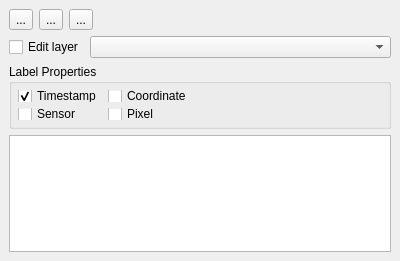
Old version of the form timeseriesviewer/ui/labelingdock.ui in the repository jakimowb/eo-time-series-viewer.
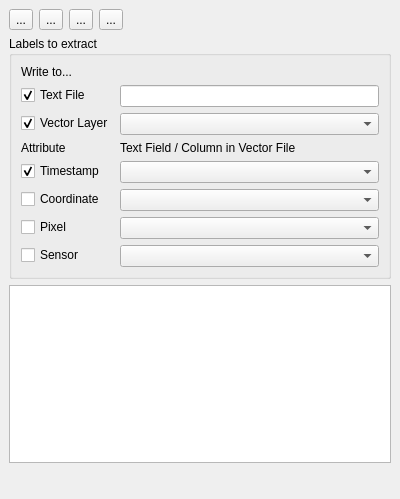
New version of the form. Icons and pictures are not drawn. Custom widgets are drawn as their Qt base class.

Commit message: moved TimeSeriesViewerUI to main.py refactoring

What changed in the file:
```diff
--- a/timeseriesviewer/ui/labelingdock.ui
+++ b/timeseriesviewer/ui/labelingdock.ui
@@ -7,7 +7,7 @@
     <x>0</x>
     <y>0</y>
     <width>400</width>
-    <height>261</height>
+    <height>499</height>
    </rect>
   </property>
   <property name="windowTitle">
@@ -33,6 +33,13 @@
         </property>
        </widget>
       </item>
+      <item>
+       <widget class="QToolButton" name="toolButton">
+        <property name="text">
+         <string>...</string>
+        </property>
+       </widget>
+      </item>
       <item>
        <widget class="QToolButton" name="btnCopyLabelList">
         <property name="enabled">
@@ -77,37 +84,7 @@
      </layout>
     </item>
     <item>
-     <layout class="QHBoxLayout" name="horizontalLayout">
-      <property name="spacing">
-       <number>6</number>
-      </property>
-      <property name="topMargin">
-       <number>0</number>
-      </property>
-      <item>
-       <widget class="QCheckBox" name="checkBox">
-        <property name="text">
-         <string>Edit layer</string>
-        </property>
-       </widget>
-      </item>
-      <item>
-       <widget class="QgsMapLayerComboBox" name="mMapLayerComboBox">
-        <property name="sizePolicy">
-         <sizepolicy hsizetype="Preferred" vsizetype="Fixed">
-          <horstretch>1</horstretch>
-          <verstretch>0</verstretch>
-         </sizepolicy>
-        </property>
-       </widget>
-      </item>
-     </layout>
-    </item>
-    <item>
-     <widget class="QGroupBox" name="groupBoxLabelProperties">
-      <property name="enabled">
-       <bool>true</bool>
-      </property>
+     <widget class="QgsCollapsibleGroupBox" name="mGroupBox">
       <property name="sizePolicy">
        <sizepolicy hsizetype="Preferred" vsizetype="Preferred">
         <horstretch>0</horstretch>
@@ -117,20 +94,41 @@
       <property name="minimumSize">
        <size>
         <width>0</width>
-        <height>65</height>
+        <height>0</height>
        </size>
       </property>
       <property name="title">
-       <string>Label Properties</string>
+       <string>Labels to extract</string>
       </property>
-      <property name="checkable">
-       <bool>false</bool>
-      </property>
-      <layout class="QGridLayout" name="gridLayout_2">
-       <property name="margin">
-        <number>6</number>
+      <layout class="QFormLayout" name="formLayout">
+       <property name="fieldGrowthPolicy">
+        <enum>QFormLayout::AllNonFixedFieldsGrow</enum>
        </property>
-       <item row="0" column="0">
+       <item row="2" column="1">
+        <widget class="QgsMapLayerComboBox" name="mMapLayerComboBox">
+         <property name="sizePolicy">
+          <sizepolicy hsizetype="Preferred" vsizetype="Fixed">
+           <horstretch>1</horstretch>
+           <verstretch>0</verstretch>
+          </sizepolicy>
+         </property>
+        </widget>
+       </item>
+       <item row="4" column="0">
+        <widget class="QLabel" name="label_3">
+         <property name="text">
+          <string>Attribute</string>
+         </property>
+        </widget>
+       </item>
+       <item row="4" column="1">
+        <widget class="QLabel" name="label_2">
+         <property name="text">
+          <string>Text Field / Column in Vector File</string>
+         </property>
+        </widget>
+       </item>
+       <item row="5" column="0">
         <widget class="QCheckBox" name="cbLabelPropertyTimeStamp">
          <property name="enabled">
           <bool>true</bool>
@@ -143,39 +141,74 @@
          </property>
         </widget>
        </item>
-       <item row="0" column="2">
+       <item row="5" column="1">
+        <widget class="QgsFieldComboBox" name="mFieldBoxTimestamp"/>
+       </item>
+       <item row="6" column="0">
         <widget class="QCheckBox" name="cbLabelPropertyCoordinate">
          <property name="text">
           <string>Coordinate</string>
          </property>
         </widget>
        </item>
-       <item row="1" column="2">
+       <item row="6" column="1">
+        <widget class="QgsFieldComboBox" name="mFieldBoxGeoCoordinate"/>
+       </item>
+       <item row="7" column="0">
         <widget class="QCheckBox" name="cbLabelPropertyPixel">
          <property name="text">
           <string>Pixel</string>
          </property>
         </widget>
        </item>
-       <item row="1" column="0">
+       <item row="7" column="1">
+        <widget class="QgsFieldComboBox" name="mFieldBoxPixelCoordinate"/>
+       </item>
+       <item row="8" column="0">
         <widget class="QCheckBox" name="cbLabelPropertySensor">
          <property name="text">
           <string>Sensor</string>
          </property>
         </widget>
        </item>
-       <item row="0" column="4">
-        <spacer name="horizontalSpacer_4">
-         <property name="orientation">
-          <enum>Qt::Horizontal</enum>
+       <item row="8" column="1">
+        <widget class="QgsFieldComboBox" name="mFieldBoxSensor"/>
+       </item>
+       <item row="2" column="0">
+        <widget class="QCheckBox" name="cbLabelPropertyTimeStamp_2">
+         <property name="enabled">
+          <bool>true</bool>
          </property>
-         <property name="sizeHint" stdset="0">
-          <size>
-           <width>0</width>
-           <height>0</height>
-          </size>
+         <property name="text">
+          <string>Vector Layer</string>
          </property>
-        </spacer>
+         <property name="checked">
+          <bool>true</bool>
+         </property>
+        </widget>
+       </item>
+       <item row="1" column="0">
+        <widget class="QCheckBox" name="cbLabelPropertyTimeStamp_3">
+         <property name="enabled">
+          <bool>true</bool>
+         </property>
+         <property name="text">
+          <string>Text File</string>
+         </property>
+         <property name="checked">
+          <bool>true</bool>
+         </property>
+        </widget>
+       </item>
+       <item row="1" column="1">
+        <widget class="QLineEdit" name="lineEdit"/>
+       </item>
+       <item row="0" column="0">
+        <widget class="QLabel" name="label_4">
+         <property name="text">
+          <string>Write to...</string>
+         </property>
+        </widget>
        </item>
       </layout>
      </widget>
@@ -202,10 +235,34 @@
       </property>
      </widget>
     </item>
+    <item>
+     <spacer name="verticalSpacer">
+      <property name="orientation">
+       <enum>Qt::Vertical</enum>
+      </property>
+      <property name="sizeHint" stdset="0">
+       <size>
+        <width>20</width>
+        <height>40</height>
+       </size>
+      </property>
+     </spacer>
+    </item>
    </layout>
   </widget>
  </widget>
  <customwidgets>
+  <customwidget>
+   <class>QgsCollapsibleGroupBox</class>
+   <extends>QGroupBox</extends>
+   <header>qgscollapsiblegroupbox.h</header>
+   <container>1</container>
+  </customwidget>
+  <customwidget>
+   <class>QgsFieldComboBox</class>
+   <extends>QComboBox</extends>
+   <header>qgsfieldcombobox.h</header>
+  </customwidget>
   <customwidget>
    <class>QgsMapLayerComboBox</class>
    <extends>QComboBox</extends>
```
The commit also changes 6 other files.
